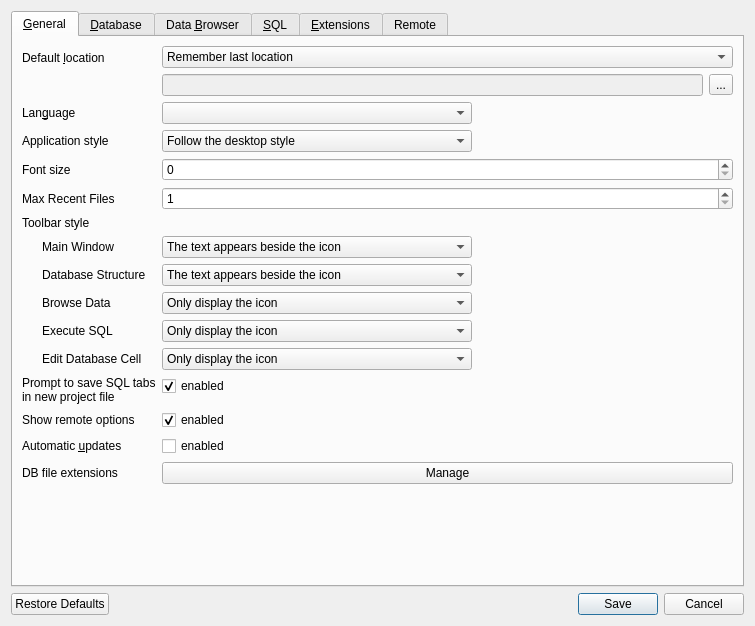
First picture: the form in src/PreferencesDialog.ui, repository sqlitebrowser/sqlitebrowser, before the edit.
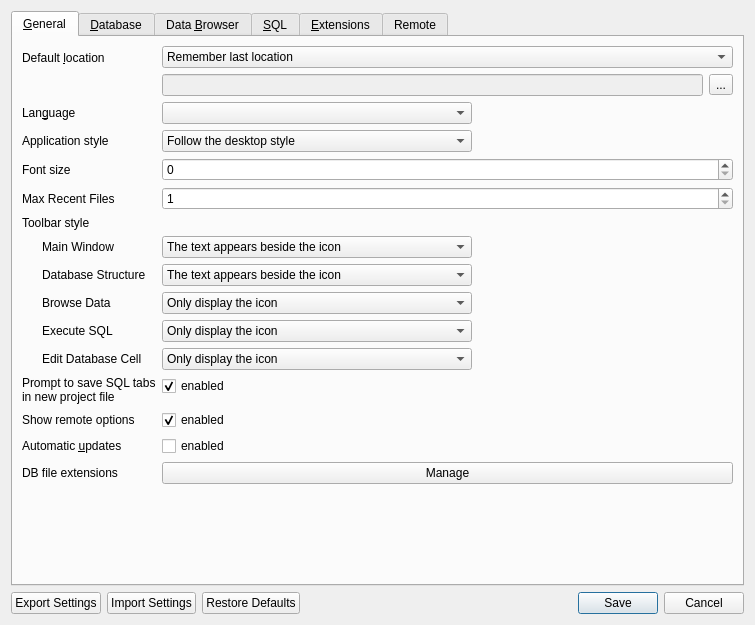
Second picture: the form after the edit. Icons and pictures are not drawn. Custom widgets are drawn as their Qt base class.

Commit message: Remove unnecessary changes

Patch:
```diff
--- a/src/PreferencesDialog.ui
+++ b/src/PreferencesDialog.ui
@@ -7,7 +7,7 @@
     <x>0</x>
     <y>0</y>
     <width>755</width>
-    <height>626</height>
+    <height>625</height>
    </rect>
   </property>
   <property name="windowTitle">
@@ -1955,6 +1955,22 @@
     </widget>
    </item>
    <item>
+    <layout class="QHBoxLayout" name="horizontalLayout_bottomButtons">
+     <item>
+      <widget class="QPushButton" name="buttonExportSettings">
+       <property name="text">
+        <string>Export Settings</string>
+       </property>
+      </widget>
+     </item>
+     <item>
+      <widget class="QPushButton" name="buttonImportSettings">
+       <property name="text">
+        <string>Import Settings</string>
+       </property>
+      </widget>
+     </item>
+     <item>
     <widget class="QDialogButtonBox" name="buttonBox">
      <property name="orientation">
       <enum>Qt::Horizontal</enum>
@@ -1963,6 +1979,8 @@
       <set>QDialogButtonBox::Cancel|QDialogButtonBox::RestoreDefaults|QDialogButtonBox::Save</set>
      </property>
     </widget>
+     </item>
+    </layout>
    </item>
   </layout>
  </widget>
```
Left out of the diff: 620 changed lines with no effect on the pictures. Lines whose indentation alone changed are shown as unchanged.
